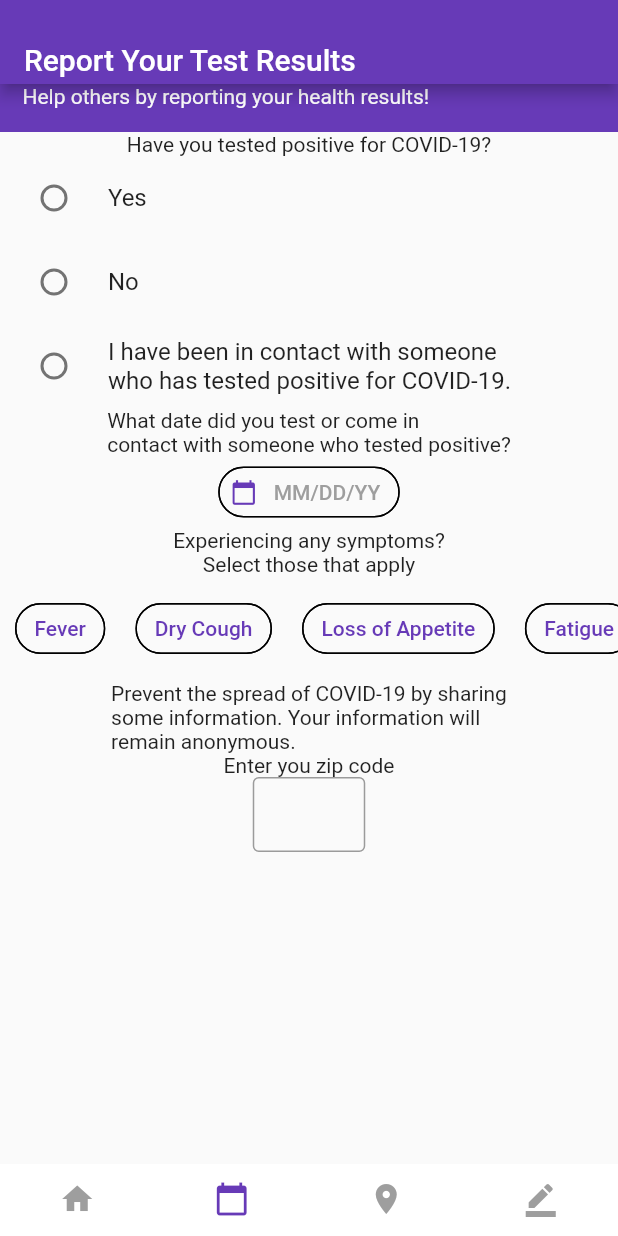
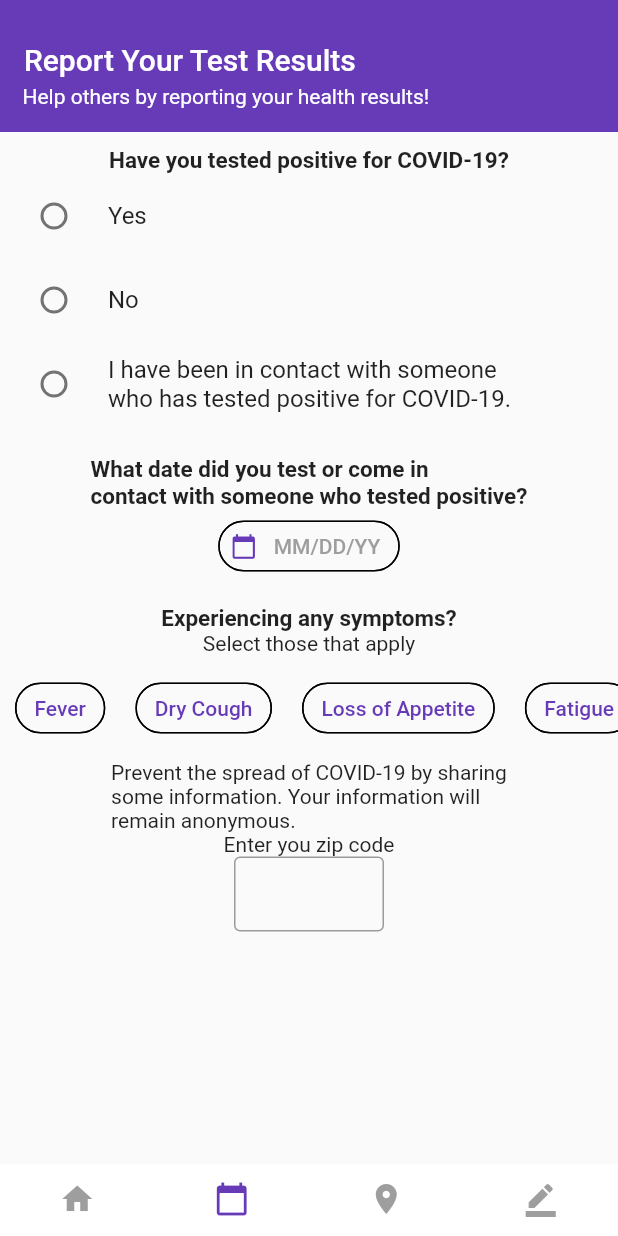
Before and after one commit to mskeyashah/COVID_Trace, a Flutter app: the screen it shows after launch, item 2 of the bottom bar chosen, on a phone screen of 412 x 824 dp. Run offline on Flutter 3.47's test engine with Material 2 defaults, Android fonts, the phone set to English and light mode, and no system bars; our stand-ins replace flutter_spinkit, geolocator; network calls fail.

Commit message:
made changes to survey page

```diff
--- a/lib/main.dart
+++ b/lib/main.dart
@@ -2,14 +2,13 @@ import 'package:flutter/material.dart';
 import 'package:flutter/services.dart';
 import 'package:covidtrace/homepage.dart';
 import 'package:covidtrace/survey.dart';
+import 'package:covidtrace/entersurvey.dart';
 
-
-void main(){
+void main() {
   runApp(Home());
 }
 
 class Home extends StatelessWidget {
-
   @override
   Widget build(BuildContext context) {
     print("App started");
@@ -25,17 +24,9 @@ class Home extends StatelessWidget {
         length: 4,
         child: new Scaffold(
           body: TabBarView(
-
-            children: [
-              MyHomePageState(),
-              Survey(),
-              Survey(),
-              Survey()
-            ],
+            children: [MyHomePageState(), Survey(), Survey(), EnterSurvey()],
           ),
-
           bottomNavigationBar: new TabBar(
-
             tabs: [
               Tab(
                 icon: new Icon(Icons.home),
@@ -51,14 +42,12 @@ class Home extends StatelessWidget {
               ),
             ],
             labelColor: Colors.deepPurple,
-
             unselectedLabelColor: Colors.grey,
             indicatorSize: TabBarIndicatorSize.label,
             indicatorPadding: EdgeInsets.all(5.0),
             indicatorColor: Colors.white,
           ),
           backgroundColor: Colors.white,
-
         ),
       ),
     );
--- a/lib/survey.dart
+++ b/lib/survey.dart
@@ -3,10 +3,15 @@ import 'package:covidtrace/main.dart';
 import 'package:covidtrace/homepage.dart';
 import 'package:flutter/cupertino.dart';
 import 'package:intl/intl.dart';
+import 'package:covidtrace/entersurvey.dart';
 
 String _selection = '';
 
-List<String> choices = ["Yes", "No", "I have been in contact with someone\nwho has tested positive for COVID-19."];
+List<String> choices = [
+  "Yes",
+  "No",
+  "I have been in contact with someone\nwho has tested positive for COVID-19."
+];
 
 class Survey extends StatefulWidget {
   @override
@@ -16,9 +21,28 @@ class Survey extends StatefulWidget {
 class SurveyPage extends State<Survey> {
   String _text = '';
   DateTime _selectedDate;
-  List<List<String>> _options = [['Fever', 'Dry Cough', 'Loss of Appetite', 'Fatigue','Muscle and Joint Pain','Diarrhea'],
-    ['Sore Throat', 'Runny Nose', 'Nasal Congestion', 'Shortness of Breath','Confusion','Loss of Smell']];
-  List<List<bool>> _selected = [[false, false, false,false,false,false],[false, false, false,false,false,false]];
+  List<List<String>> _options = [
+    [
+      'Fever',
+      'Dry Cough',
+      'Loss of Appetite',
+      'Fatigue',
+      'Muscle and Joint Pain',
+      'Diarrhea'
+    ],
+    [
+      'Sore Throat',
+      'Runny Nose',
+      'Nasal Congestion',
+      'Shortness of Breath',
+      'Confusion',
+      'Loss of Smell'
+    ]
+  ];
+  List<List<bool>> _selected = [
+    [false, false, false, false, false, false],
+    [false, false, false, false, false, false]
+  ];
 
   void _pickDateDialog() {
     showDatePicker(
@@ -46,32 +70,29 @@ class SurveyPage extends State<Survey> {
     List<Widget> chips = new List();
 
     for (int i = 0; i < _options.length; i++) {
-      for(int y = 0; y< _options[i].length; y++) {
+      for (int y = 0; y < _options[i].length; y++) {
         FilterChip filterChip = FilterChip(
           selected: _selected[i][y],
-          label: Text(_options[i][y],),
+          label: Text(
+            _options[i][y],
+          ),
           backgroundColor: Colors.transparent,
           selectedColor: Colors.deepPurple,
           labelStyle: TextStyle(
               color: _selected[i][y] ? Colors.white : Colors.deepPurple),
           showCheckmark: false,
-
           shape: StadiumBorder(side: BorderSide()),
           onSelected: (bool selected) {
             setState(() {
               _selected[i][y] = selected;
             });
           },
-
         );
 
         chips.add(Padding(
-            padding: EdgeInsets.symmetric(horizontal: 10),
-            child: filterChip
-        ));
+            padding: EdgeInsets.symmetric(horizontal: 10), child: filterChip));
       }
     }
-
 
     return ListView(
       // This next line does the trick.
@@ -90,31 +111,34 @@ class SurveyPage extends State<Survey> {
     return Scaffold(
         appBar: AppBar(
           title: Text("\nReport Your Test Results"),
+          elevation: 0.0,
         ),
         body: Container(
-          child: Column(
-            children: <Widget>[
+          child: Column(children: <Widget>[
             Container(
                 color: Colors.deepPurple,
                 child: Row(
                   children: <Widget>[
                     SizedBox(width: 15),
                     Text("Help others by reporting your health results!",
-                      style: TextStyle(
-                        color: Colors.white
-                      ))],
+                        style: TextStyle(color: Colors.white))
+                  ],
                 )),
             Container(
                 color: Colors.deepPurple,
                 child: Row(
                   children: <Widget>[
-                      Text("",)],
+                    Text(
+                      "",
+                    )
+                  ],
                 )),
-
-
-              Text('Have you tested positive for COVID-19?'),
+            SizedBox(height: 10.0),
+            Text('Have you tested positive for COVID-19?',
+                style: TextStyle(fontWeight: FontWeight.bold, fontSize: 15.0)),
             Column(
-                children: choices.map((item) => RadioListTile(
+              children: choices
+                  .map((item) => RadioListTile(
                         groupValue: _selection,
                         title: Text(item),
                         value: item,
@@ -125,13 +149,19 @@ class SurveyPage extends State<Survey> {
                             _selection = val;
                           });
                         },
-                  )).toList(),
+                      ))
+                  .toList(),
             ),
-
-              Expanded(
+            SizedBox(height: 20.0),
+            SingleChildScrollView(
                 child: Stack(children: <Widget>[
-                    Column(children: <Widget>[
-                      Text('What date did you test or come in\ncontact with someone who tested positive?'),
+              Column(
+                children: <Widget>[
+                  Text(
+                    'What date did you test or come in\ncontact with someone who tested positive?',
+                    style:
+                        TextStyle(fontWeight: FontWeight.bold, fontSize: 15.0),
+                  ),
                   ActionChip(
                     avatar: Icon(
                       Icons.calendar_today,
@@ -141,42 +171,50 @@ class SurveyPage extends State<Survey> {
                     shape: StadiumBorder(side: BorderSide()),
                     labelStyle: TextStyle(
                       color: Colors.grey,
-                          fontSize: 14.0,),
-                        label: Text(_selectedDate == null //ternary expression to check if date is null
+                      fontSize: 14.0,
+                    ),
+                    label: Text(_selectedDate ==
+                            null //ternary expression to check if date is null
                         ? 'MM/DD/YY'
                         : '${DateFormat('MM/dd/yy').format(_selectedDate)}'),
                     onPressed: () {
                       _pickDateDialog();
                     },
                   ),
-                      Text('Experiencing any symptoms?'),
+                  SizedBox(height: 15.0),
+                  Text(
+                    'Experiencing any symptoms?',
+                    style:
+                        TextStyle(fontWeight: FontWeight.bold, fontSize: 15.0),
+                  ),
                   Text('Select those that apply'),
                   Container(
                     height: 70,
                     child: _buildChips(),
                   ),
-                      Text('Prevent the spread of COVID-19 by sharing\nsome information. Your information will\nremain anonymous.'),
+                  Text(
+                      'Prevent the spread of COVID-19 by sharing\nsome information. Your information will\nremain anonymous.'),
                   Text('Enter you zip code'),
-                      Container(width: 75, height: 50,
+                  Container(
+                      width: 100,
+                      height: 50,
                       child: TextField(
                         decoration: new InputDecoration(
-                              border: OutlineInputBorder(borderSide: BorderSide(color: Colors.grey, width: 1.0),)
-                              ),
-                            onChanged: (String text){  //  on Changed ie while entering value real time.
+                            border: OutlineInputBorder(
+                          borderSide:
+                              BorderSide(color: Colors.grey, width: 1.0),
+                        )),
+                        onChanged: (String text) {
+                          //  on Changed ie while entering value real time.
                           setState(() {
                             _text = text;
                           });
-                      },)),
-                    ],),
-
+                        },
+                      )),
+                ],
+              ),
             ]))
-            ]
-
-          )
-              ,
-          )
-
-    );
+          ]),
+        ));
   }
-
 }
```
Also changed, not shown: lib/entersurvey.dart (added, +65 -0 lines), lib/homepage.dart (+27 -33 lines), images/Report.png (added), pubspec.lock, 7 other files. Lines whose indentation alone changed are shown as unchanged.
